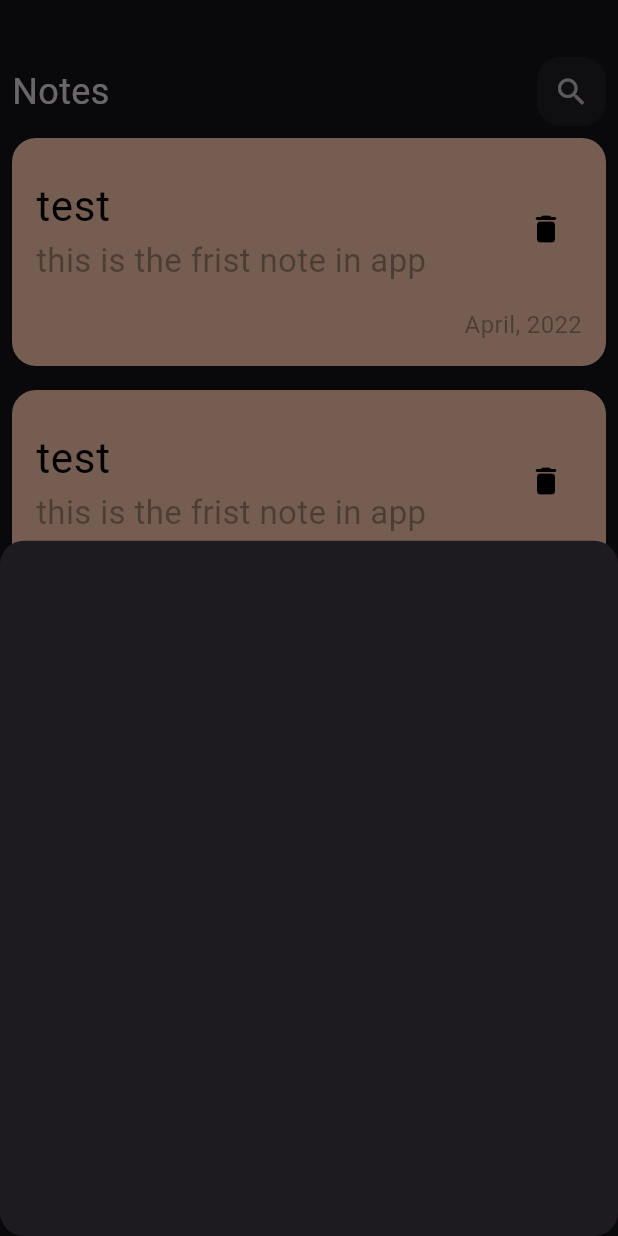
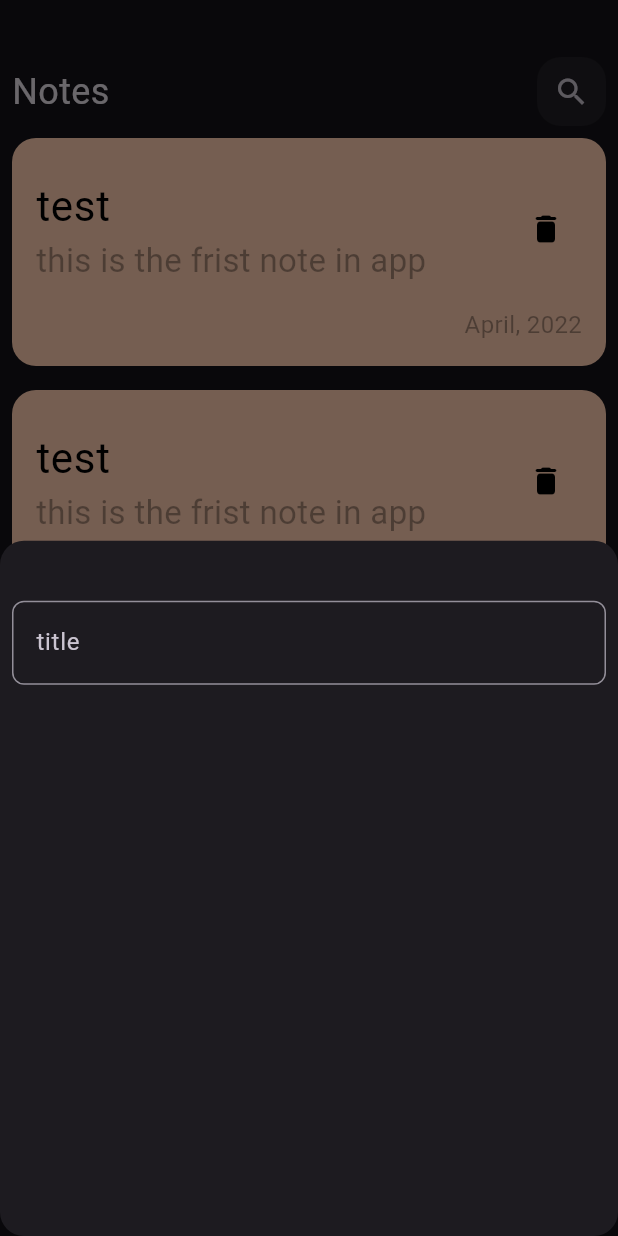
Before and after one commit to abdo712005/notes_app, a Flutter app: the screen it shows after launch, after a tap on the "add" icon, on a phone screen of 412 x 824 dp. Run offline on Flutter 3.47's test engine with Material 3 defaults, Android fonts, the phone set to English and light mode, and no system bars.

Commit message:
add CustomTextField component and integrate into AddNoteButtonSheet

```diff
--- a/lib/components/Add_note_button_sheet.dart
+++ b/lib/components/Add_note_button_sheet.dart
@@ -1,10 +1,22 @@
 import 'package:flutter/material.dart';
+import 'package:note_app/components/Custom_text_field.dart';
 
 class AddNoteButtonSheet extends StatelessWidget {
   const AddNoteButtonSheet({super.key});
 
   @override
   Widget build(BuildContext context) {
-    return Container();
+    return Padding(
+      padding: const EdgeInsets.all(8.0),
+      child: Column(
+        children: [
+          SizedBox(
+            height: 32,
+          ),
+          CustomTextField(),
+
+        ],
+      ),
+    );
   }
 }
--- /dev/null
+++ b/lib/components/Custom_text_field.dart
@@ -0,0 +1,22 @@
+import 'package:flutter/material.dart';
+
+class CustomTextField extends StatelessWidget {
+  const CustomTextField({super.key});
+
+  @override
+  Widget build(BuildContext context) {
+    return TextField(
+      decoration: InputDecoration(
+
+        border: OutlineInputBorder(
+          borderRadius: BorderRadius.circular(8),
+          borderSide: BorderSide(
+
+          ),
+        ),
+        hintText: 'title',
+      ),
+
+    );
+  }
+}
```
